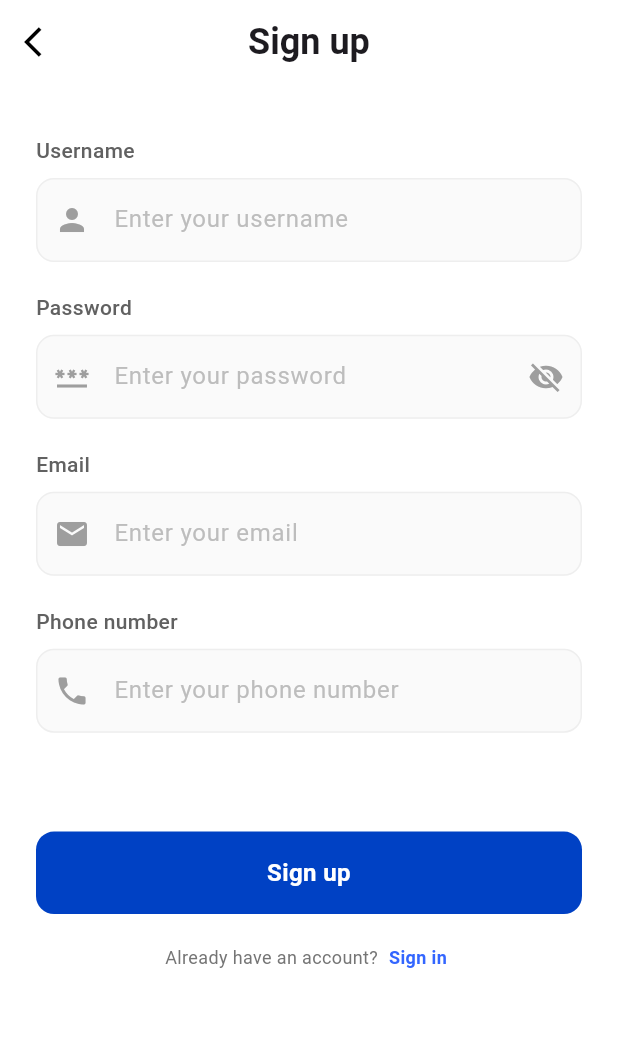
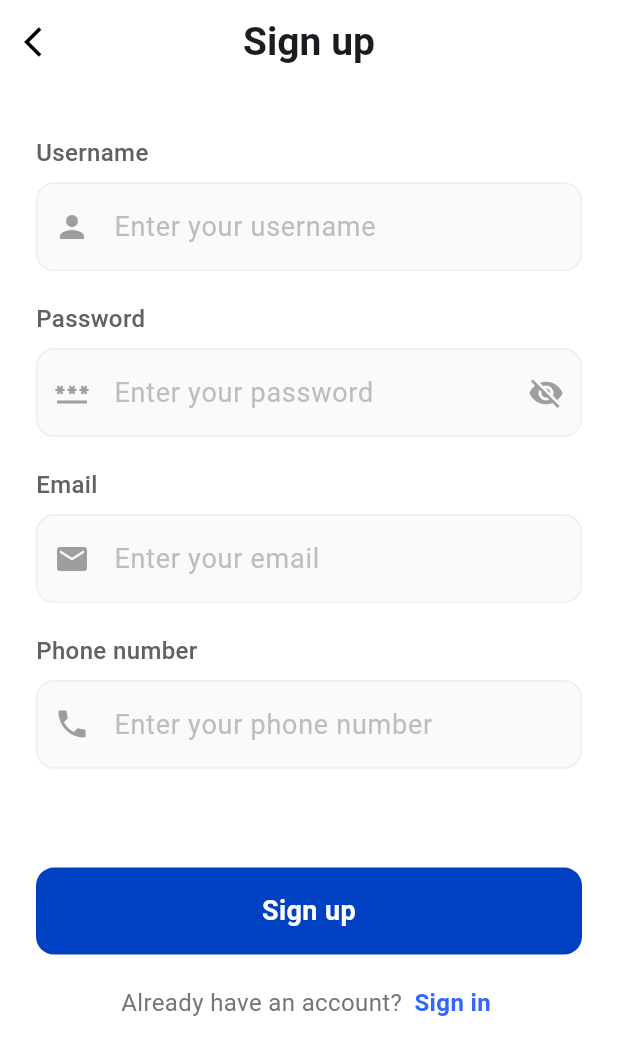
Before and after one commit to csDune05/splitly, a Flutter app: the SignupPage screen opened directly, on a phone screen of 412 x 824 dp. Shown: the top 1055 px of the screen. Run offline on Flutter 3.47's test engine with Material 3 defaults, Android fonts, the phone set to English and light mode, and no system bars.

Commit message:
responsive text

```diff
--- a/lib/src/global_styles.dart
+++ b/lib/src/global_styles.dart
@@ -5,11 +5,23 @@ import 'package:flutter/material.dart';
 class AppSizes {
   static late double screenWidth;
   static late double screenHeight;
+  static late double textScaleFactor;
 
   static void init(BuildContext context) {
     final size = MediaQuery.of(context).size;
+    final mediaQuery = MediaQuery.of(context);
+
     screenWidth = size.width;
     screenHeight = size.height;
+    textScaleFactor = mediaQuery.textScaleFactor;
+  }
+
+   static double getResponsiveFontSize(double baseSize, {
+    double minScale = 0.85,
+    double maxScale = 1.3,
+  }) {
+    final scaledSize = baseSize * textScaleFactor;
+    return scaledSize.clamp(baseSize * minScale, baseSize * maxScale);
   }
 }
 
@@ -30,75 +42,105 @@ class AppButtonStyles {
 }
 
 class AppTextStyles {
-  static const double _titleLarge = 32.0;
-  static const double _titleMedium = 24.0;
-  static const double _titleSmall = 20.0;
-  static const double _bodyLarge = 18.0;
-  static const double _bodyMedium = 16.0;
-  static const double _bodySmall = 14.0;
-  static const double _caption = 12.0;
-  static const double _button = 16.0;
+  static const double _titleLarge = 34.0;
+  static const double _titleMedium = 26.0;
+  static const double _titleSmall = 22.0;
+  static const double _bodyLarge = 20.0;
+  static const double _bodyMedium = 18.0;
+  static const double _bodySmall = 16.0;
+  static const double _caption = 16.0;
+  static const double _button = 18.0;
+  static const double _link = 16.0;
 
   static TextStyle get bigTitle => TextStyle(
         fontWeight: FontWeight.bold,
-        fontSize: _titleLarge,
+        fontSize: AppSizes.getResponsiveFontSize(_titleLarge),
         color: AppColors.primary,
         letterSpacing: 1.5,
       );
 
   static TextStyle get normalTitle => TextStyle(
         fontWeight: FontWeight.w600,
-        fontSize: _titleMedium,
+        fontSize: AppSizes.getResponsiveFontSize(_titleMedium),
       );
 
   static TextStyle get highlightTitle => TextStyle(
         fontWeight: FontWeight.w600,
-      fontSize: _titleMedium,
+        fontSize: AppSizes.getResponsiveFontSize(_titleMedium),
         color: AppColors.primary,
       );
 
   static TextStyle get whiteTitle => TextStyle(
         fontWeight: FontWeight.w600,
-    fontSize: _titleMedium,
+        fontSize: AppSizes.getResponsiveFontSize(_titleMedium),
         color: AppColors.white,
       );
 
   static TextStyle get captiontTitle => TextStyle(
         fontWeight: FontWeight.w500,
-        fontSize: _bodySmall,
+        fontSize: AppSizes.getResponsiveFontSize(_bodySmall),
         color: Colors.grey.shade700,
       );
 
   static TextStyle get body => TextStyle(
-        fontSize: _bodyMedium,
+        fontSize: AppSizes.getResponsiveFontSize(_bodyMedium),
         color: Colors.black,
       );
 
   static TextStyle get caption => TextStyle(
-        fontSize: _caption,
+        fontSize: AppSizes.getResponsiveFontSize(_caption),
         color: Colors.grey.shade600,
       );
 
   static TextStyle get buttonPrimary => TextStyle(
-        fontSize: _button,
+        fontSize: AppSizes.getResponsiveFontSize(_button),
         fontWeight: FontWeight.w600,
         color: Colors.white,
       );
 
   static TextStyle get buttonSecondary => TextStyle(
-        fontSize: _button,
+        fontSize: AppSizes.getResponsiveFontSize(_button),
         fontWeight: FontWeight.w600,
         color: AppColors.primary,
       );
 
   static TextStyle get link => TextStyle(
-        fontSize: _caption,
+        fontSize: AppSizes.getResponsiveFontSize(_link),
         fontWeight: FontWeight.w600,
         color: AppColors.primaryLight,
       );
 
   static TextStyle get hintText => TextStyle(
-        fontSize: _bodyMedium,
+        fontSize: AppSizes.getResponsiveFontSize(_bodyMedium),
         color: Colors.grey.shade400,
       );
+
+  // Additional utility methods
+  static TextStyle getCustomStyle({
+    required double fontSize,
+    FontWeight? fontWeight,
+    Color? color,
+    double? letterSpacing,
+    double? height,
+  }) {
+    return TextStyle(
+      fontSize: AppSizes.getResponsiveFontSize(fontSize),
+      fontWeight: fontWeight,
+      color: color,
+      letterSpacing: letterSpacing,
+      height: height,
+    );
   }
+
+  // Method to get font size based on screen size category
+  static double getScreenBasedFontSize(double small, double medium, double large) {
+    if (AppSizes.screenWidth < 360) return small;
+    if (AppSizes.screenWidth < 600) return medium;
+    return large;
+  }
+}
+
+// Extension for quick access to responsive sizes
+  extension ResponsiveFontSize on double {
+    double get responsive => AppSizes.getResponsiveFontSize(this);
+}
--- a/lib/src/welcome_page.dart
+++ b/lib/src/welcome_page.dart
@@ -69,7 +69,7 @@ class WelcomePage extends StatelessWidget {
                               color: const Color.fromARGB(255, 232, 240, 255),
                               borderRadius: BorderRadius.circular(10),
                             ),
-                            padding: EdgeInsets.symmetric(vertical: 15),
+                            padding: EdgeInsets.symmetric(vertical: 16),
 
                             child: Text(
                               'Sign in with Google',
@@ -100,7 +100,7 @@ class WelcomePage extends StatelessWidget {
                               color: const Color(0xFF0041C4),
                               borderRadius: BorderRadius.circular(10),
                             ),
-                            padding: EdgeInsets.symmetric(vertical: 15),
+                            padding: EdgeInsets.symmetric(vertical: 16),
 
                             child: Text(
                               'Create an account',
```
Lines whose indentation alone changed are shown as unchanged.
